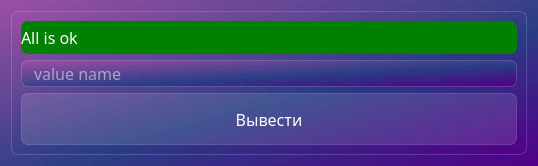
The window that print_value.ui (Suslik2005/master-OPC-client) describes before a commit, drawn with Qt 5.
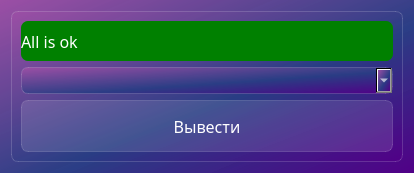
The same window after the commit.

What changed in the file:
```diff
--- a/print_value.ui
+++ b/print_value.ui
@@ -6,8 +6,8 @@
    <rect>
     <x>0</x>
     <y>0</y>
-    <width>538</width>
-    <height>166</height>
+    <width>414</width>
+    <height>173</height>
    </rect>
   </property>
   <property name="windowTitle">
@@ -18,7 +18,7 @@
 font-family: Noto Sans SC;
 </string>
   </property>
-  <layout class="QVBoxLayout" name="verticalLayout_2">
+  <layout class="QVBoxLayout" name="verticalLayout">
    <item>
     <widget class="QFrame" name="frame">
      <property name="styleSheet">
@@ -30,7 +30,7 @@
      <property name="frameShape">
       <enum>QFrame::NoFrame</enum>
      </property>
-     <layout class="QVBoxLayout" name="verticalLayout">
+     <layout class="QVBoxLayout" name="verticalLayout_2">
       <item>
        <widget class="QLabel" name="is_all_ok">
         <property name="styleSheet">
@@ -45,16 +45,14 @@
        </widget>
       </item>
       <item>
-       <widget class="QLineEdit" name="lineEdit_value_name">
+       <widget class="QComboBox" name="comboBox_values">
         <property name="styleSheet">
-         <string notr="true">font-size: 12pt;
-color: white;
+         <string notr="true">color: white;
 padding-left: 10px;
+font-size: 12pt;
+
 </string>
         </property>
-        <property name="placeholderText">
-         <string>value name</string>
-        </property>
        </widget>
       </item>
       <item>
```
